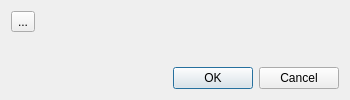
Before: the Qt Designer form src/librssguard/services/abstract/gui/formaddeditlabel.ui in martinrotter/rssguard, drawn with Qt 5.
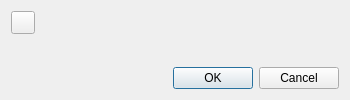
After: the same form once the commit is applied. Custom widgets are drawn as their Qt base class.

```diff
--- a/src/librssguard/services/abstract/gui/formaddeditlabel.ui
+++ b/src/librssguard/services/abstract/gui/formaddeditlabel.ui
@@ -14,11 +14,7 @@
    <item>
     <layout class="QHBoxLayout" name="horizontalLayout">
      <item>
-      <widget class="ColorToolButton" name="m_btnColor">
-       <property name="text">
-        <string>...</string>
-       </property>
-      </widget>
+      <widget class="ColorToolButton" name="m_btnColor"/>
      </item>
      <item>
       <widget class="LineEditWithStatus" name="m_txtName" native="true"/>
```
